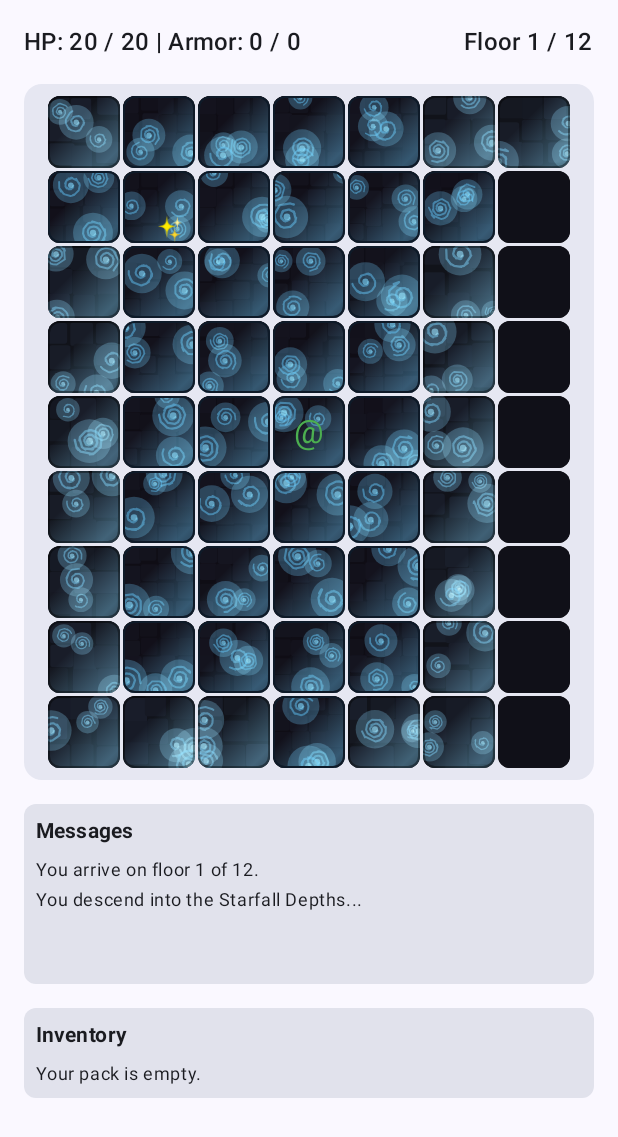
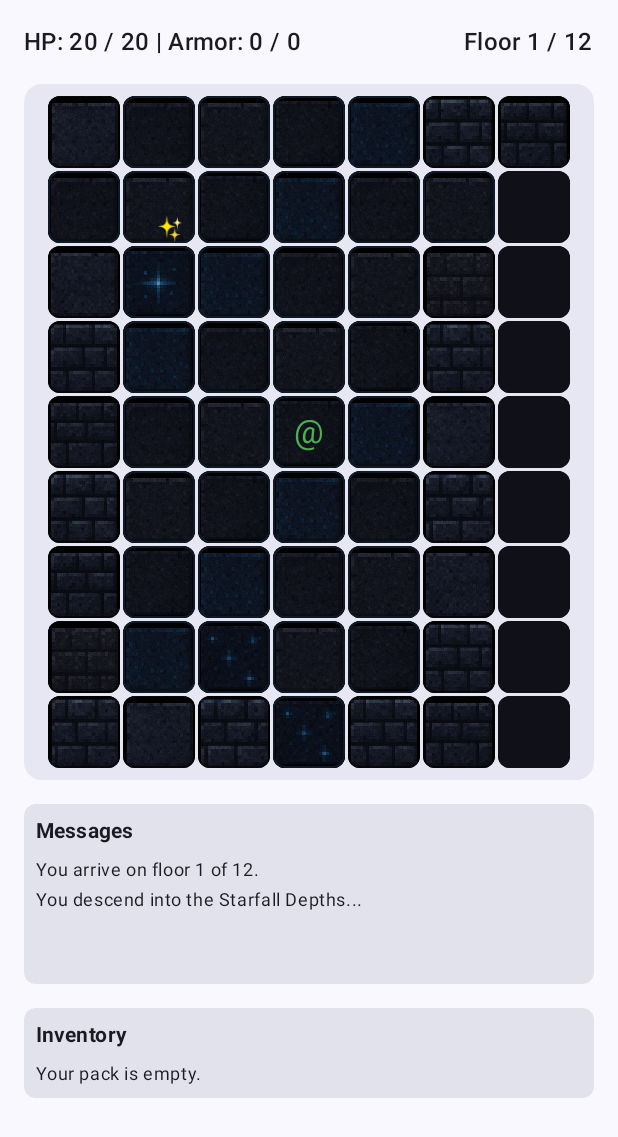
Before and after one commit to twig21337/Starfall, an Android app built with Jetpack Compose: the screen it shows after launch (MainActivity), on a phone screen of 412 x 824 dp. Shown: the top 1137 px of the screen. Run offline under Robolectric (Android 15) with nearby library versions, the phone set to English and light mode, and no system bars.

Commit message:
Use asset-based dungeon tiles

```diff
--- a/app/src/main/java/com/starfall/app/game/DungeonScreen.kt
+++ b/app/src/main/java/com/starfall/app/game/DungeonScreen.kt
@@ -1,17 +1,10 @@
 package com.starfall.app.game
 
-import androidx.compose.animation.core.FastOutSlowInEasing
-import androidx.compose.animation.core.LinearEasing
-import androidx.compose.animation.core.RepeatMode
-import androidx.compose.animation.core.animateFloat
-import androidx.compose.animation.core.infiniteRepeatable
-import androidx.compose.animation.core.rememberInfiniteTransition
-import androidx.compose.animation.core.tween
 import androidx.compose.foundation.BorderStroke
-import androidx.compose.foundation.Canvas
 import androidx.compose.foundation.background
 import androidx.compose.foundation.border
 import androidx.compose.foundation.clickable
+import androidx.compose.foundation.Image
 import androidx.compose.foundation.layout.Arrangement
 import androidx.compose.foundation.layout.Box
 import androidx.compose.foundation.layout.BoxScope
@@ -39,27 +32,16 @@ import androidx.compose.runtime.remember
 import androidx.compose.ui.Alignment
 import androidx.compose.ui.Modifier
 import androidx.compose.ui.draw.clip
-import androidx.compose.ui.geometry.CornerRadius
-import androidx.compose.ui.geometry.Offset
-import androidx.compose.ui.geometry.Size
-import androidx.compose.ui.graphics.Brush
 import androidx.compose.ui.graphics.Color
-import androidx.compose.ui.graphics.Path
-import androidx.compose.ui.graphics.BlendMode
-import androidx.compose.ui.graphics.StrokeCap
-import androidx.compose.ui.graphics.StrokeJoin
-import androidx.compose.ui.graphics.drawscope.Stroke
 import androidx.compose.ui.graphics.graphicsLayer
+import androidx.compose.ui.layout.ContentScale
+import androidx.compose.ui.platform.LocalContext
 import androidx.compose.ui.text.font.FontWeight
 import androidx.compose.ui.text.style.TextAlign
 import androidx.compose.ui.unit.dp
 import com.starfall.core.engine.GameAction
 import com.starfall.core.engine.GameConfig
-import kotlin.math.PI
-import kotlin.math.cos
-import kotlin.math.min
-import kotlin.math.sin
-import kotlin.random.Random
+import com.starfall.core.model.TileType
 
 @Composable
 fun DungeonScreen(
@@ -198,6 +180,8 @@ private fun DungeonGrid(uiState: GameUiState, onTileTapped: (Int, Int) -> Unit)
     val startY = uiState.playerY - halfViewportHeight
     val endXExclusive = startX + viewportWidth
     val endYExclusive = startY + viewportHeight
+    val context = LocalContext.current
+    val spriteProvider = remember(context) { TileSpriteProvider(context.assets) }
 
     Surface(
         tonalElevation = 4.dp,
@@ -218,7 +202,13 @@ private fun DungeonGrid(uiState: GameUiState, onTileTapped: (Int, Int) -> Unit)
                         val tile = row?.getOrNull(x)
                         val entity = tile?.takeIf { it.visible }?.let { entityMap[it.x to it.y] }
                         val items = tile?.let { groundItemMap[it.x to it.y] }
-                        TileCell(tile = tile, entity = entity, groundItems = items, onTileTapped = onTileTapped)
+                        TileCell(
+                            tile = tile,
+                            entity = entity,
+                            groundItems = items,
+                            spriteProvider = spriteProvider,
+                            onTileTapped = onTileTapped
+                        )
                     }
                 }
             }
@@ -231,6 +221,7 @@ private fun TileCell(
     tile: TileUiModel?,
     entity: EntityUiModel?,
     groundItems: List<GroundItemUiModel>?,
+    spriteProvider: TileSpriteProvider,
     onTileTapped: (Int, Int) -> Unit
 ) {
     val modifier = Modifier
@@ -259,7 +250,7 @@ private fun TileCell(
                     .background(Color(0xFF101018))
             )
 
-            else -> AnimatedRunicTile(tile)
+            else -> TexturedTile(tile, spriteProvider)
         }
 
         if (entity != null && tile != null) {
@@ -312,42 +303,16 @@ private fun BoxScope.GroundItemStackBadge(groundItems: List<GroundItemUiModel>)
 }
 
 @Composable
-private fun AnimatedRunicTile(tile: TileUiModel) {
-    val glowTransition = rememberInfiniteTransition(label = "glowTransition")
-    val glowAlpha by glowTransition.animateFloat(
-        initialValue = 0.28f,
-        targetValue = 0.85f,
-        animationSpec = infiniteRepeatable(
-            animation = tween(durationMillis = 1800, easing = FastOutSlowInEasing),
-            repeatMode = RepeatMode.Reverse
-        ),
-        label = "glowAlpha"
-    )
-    val sweepProgress by glowTransition.animateFloat(
-        initialValue = 0f,
-        targetValue = 1f,
-        animationSpec = infiniteRepeatable(
-            animation = tween(durationMillis = 3200, easing = LinearEasing),
-            repeatMode = RepeatMode.Restart
-        ),
-        label = "glowSweep"
-    )
-    val pulse by glowTransition.animateFloat(
-        initialValue = 0.9f,
-        targetValue = 1.12f,
-        animationSpec = infiniteRepeatable(
-            animation = tween(durationMillis = 1500, easing = FastOutSlowInEasing),
-            repeatMode = RepeatMode.Reverse
-        ),
-        label = "pulse"
-    )
-
-    val glowColor = if (tile.type == "WALL") Color(0xFF7CD4FF) else Color(0xFF63C9FF)
-    val stoneColor = if (tile.type == "WALL") Color(0xFF11131A) else Color(0xFF0F0D15)
-    val accentColor = if (tile.type == "WALL") Color(0xFF1E2434) else Color(0xFF191A27)
-
-    val seed = remember(tile.x, tile.y, tile.type) {
-        (tile.x * 92821) xor (tile.y * 68917) xor tile.type.hashCode()
+private fun TexturedTile(tile: TileUiModel, spriteProvider: TileSpriteProvider) {
+    val baseBitmap = remember(tile) {
+        if (tile.type == TileType.WALL.name) {
+            spriteProvider.wallFor(tile)
+        } else {
+            spriteProvider.floorFor(tile)
+        }
+    }
+    val glowBitmap = remember(tile) {
+        if (tile.type == TileType.FLOOR.name) spriteProvider.glowFor(tile) else null
     }
 
     Box(
@@ -356,133 +321,55 @@ private fun AnimatedRunicTile(tile: TileUiModel) {
             .border(
                 BorderStroke(
                     width = 1.dp,
-                    color = if (tile.type == "WALL") Color.Black.copy(alpha = 0.4f) else Color(0xFF0E1A28)
+                    color = if (tile.type == TileType.WALL.name) Color.Black.copy(alpha = 0.4f) else Color(0xFF0E1A28)
                 ),
                 shape = MaterialTheme.shapes.small
             )
     ) {
-        Canvas(
+        if (baseBitmap != null) {
+            Image(
+                bitmap = baseBitmap,
+                contentDescription = "${tile.type.lowercase()} tile",
                 modifier = Modifier
                     .fillMaxSize()
-                .graphicsLayer(alpha = if (tile.visible) 1f else 0.55f)
-        ) {
-            val random = Random(seed)
-            drawRect(color = stoneColor)
-
-            val blockCount = if (tile.type == "WALL") 3 else 4
-            val blockWidth = size.width / blockCount
-            val blockHeight = size.height / blockCount
-
-            for (row in 0 until blockCount) {
-                for (col in 0 until blockCount) {
-                    val jitterX = (random.nextFloat() - 0.5f) * blockWidth * 0.2f
-                    val jitterY = (random.nextFloat() - 0.5f) * blockHeight * 0.2f
-                    val width = blockWidth * (0.85f + random.nextFloat() * 0.25f)
-                    val height = blockHeight * (0.85f + random.nextFloat() * 0.25f)
-                    val topLeft = Offset(
-                        x = col * blockWidth + jitterX,
-                        y = row * blockHeight + jitterY
+                    .graphicsLayer(alpha = if (tile.visible) 1f else 0.55f),
+                contentScale = ContentScale.Crop
             )
-
-                    val shade = stoneColor.mixWith(accentColor, 0.25f + random.nextFloat() * 0.4f)
-                    drawRoundRect(
-                        color = shade,
-                        topLeft = topLeft,
-                        size = Size(width, height),
-                        cornerRadius = CornerRadius(blockWidth * 0.12f, blockHeight * 0.12f)
-                    )
-                }
-            }
-
-            repeat(3) {
-                val radius = min(size.width, size.height) * (0.12f + random.nextFloat() * 0.12f) * pulse
-                val center = Offset(
-                    x = random.nextFloat() * size.width,
-                    y = random.nextFloat() * size.height
-                )
-
-                drawCircle(
-                    color = glowColor.copy(alpha = 0.1f + 0.2f * glowAlpha),
-                    radius = radius * 1.4f,
-                    center = center,
-                    blendMode = BlendMode.Screen
-                )
-
-                val runePath = buildRunePath(random, center, radius)
-                drawPath(
-                    path = runePath,
-                    color = glowColor.copy(alpha = 0.55f * glowAlpha),
-                    style = Stroke(width = radius * 0.15f, cap = StrokeCap.Round, join = StrokeJoin.Round)
-                )
-
-                drawCircle(
-                    color = glowColor.copy(alpha = 0.7f * glowAlpha),
-                    radius = radius * 0.22f,
-                    center = center,
-                    blendMode = BlendMode.Screen
+        } else {
+            Box(
+                modifier = Modifier
+                    .fillMaxSize()
+                    .background(Color(0xFF0A0A10))
             )
         }
 
-            val sweepDistance = size.width + size.height
-            val sweepStart = sweepProgress * sweepDistance - size.height
-            drawRect(
-                brush = Brush.linearGradient(
-                    colors = listOf(
-                        Color.Transparent,
-                        glowColor.copy(alpha = glowAlpha * 0.45f),
-                        Color.Transparent
-                    ),
-                    start = Offset(sweepStart, 0f),
-                    end = Offset(sweepStart + size.height, size.height)
-                ),
-                size = size,
-                blendMode = BlendMode.Screen
+        if (glowBitmap != null) {
+            Image(
+                bitmap = glowBitmap,
+                contentDescription = "glowing floor overlay",
+                modifier = Modifier
+                    .fillMaxSize()
+                    .graphicsLayer(alpha = if (tile.visible) 0.9f else 0.5f),
+                contentScale = ContentScale.Crop
             )
+        }
 
-            if (tile.type == "STAIRS_DOWN") {
-                drawCircle(
-                    color = Color(0xFF34E0A1).copy(alpha = 0.55f + glowAlpha * 0.25f),
-                    radius = min(size.width, size.height) * 0.22f,
-                    center = Offset(size.width * 0.5f, size.height * 0.5f),
-                    blendMode = BlendMode.Screen
+        if (tile.type == TileType.STAIRS_DOWN.name) {
+            Box(
+                modifier = Modifier
+                    .fillMaxSize()
+                    .background(Color(0x8034E0A1))
             )
         }
 
         if (!tile.visible) {
-                drawRect(color = Color(0xFF050507).copy(alpha = 0.5f))
+            Box(
+                modifier = Modifier
+                    .fillMaxSize()
+                    .background(Color(0xFF050507).copy(alpha = 0.5f))
+            )
         }
     }
-    }
-}
-
-private fun buildRunePath(random: Random, center: Offset, radius: Float): Path {
-    val path = Path()
-    val twists = 1.25f + random.nextFloat() * 1.25f
-    val steps = 42
-    for (i in 0..steps) {
-        val t = i / steps.toFloat()
-        val angle = (t * twists * PI * 2.0 + random.nextDouble() * PI / 4).toFloat()
-        val r = radius * (0.2f + 0.75f * t)
-        val x = center.x + cos(angle) * r
-        val y = center.y + sin(angle) * r
-        if (i == 0) {
-            path.moveTo(x, y)
-        } else {
-            path.lineTo(x, y)
-        }
-    }
-
-    return path
-}
-
-private fun Color.mixWith(other: Color, fraction: Float): Color {
-    val clamped = fraction.coerceIn(0f, 1f)
-    return Color(
-        red + (other.red - red) * clamped,
-        green + (other.green - green) * clamped,
-        blue + (other.blue - blue) * clamped,
-        alpha + (other.alpha - alpha) * clamped
-    )
 }
 
 @Composable
--- /dev/null
+++ b/app/src/main/java/com/starfall/app/game/TileSpriteProvider.kt
@@ -0,0 +1,52 @@
+package com.starfall.app.game
+
+import android.content.res.AssetManager
+import android.graphics.BitmapFactory
+import androidx.compose.ui.graphics.ImageBitmap
+import androidx.compose.ui.graphics.asImageBitmap
+import kotlin.math.abs
+import kotlin.random.Random
+
+/**
+ * Loads and provides tile sprites from the bundled asset directories.
+ */
+class TileSpriteProvider(private val assets: AssetManager) {
+
+    private val floorTiles: List<ImageBitmap> = loadBitmaps("tiles/sorted_tiles/floors")
+    private val wallTiles: List<ImageBitmap> = loadBitmaps("tiles/sorted_tiles/walls")
+    private val glowTiles: List<ImageBitmap> = loadBitmaps("tiles/sorted_tiles/glow")
+
+    fun wallFor(tile: TileUiModel): ImageBitmap? = pickFrom(wallTiles, tile.seed())
+
+    fun floorFor(tile: TileUiModel): ImageBitmap? = pickFrom(floorTiles, tile.seed())
+
+    fun glowFor(tile: TileUiModel): ImageBitmap? {
+        if (glowTiles.isEmpty()) return null
+        val rng = Random(tile.seed())
+        // Keep glow occurrences rare to preserve readability.
+        if (rng.nextFloat() > 0.12f) return null
+        return glowTiles[rng.nextInt(glowTiles.size)]
+    }
+
+    private fun loadBitmaps(path: String): List<ImageBitmap> {
+        val files = assets.list(path)?.filter { it.endsWith(".png") }?.sorted().orEmpty()
+        return files.mapNotNull { file ->
+            runCatching {
+                assets.open("$path/$file").use { stream ->
+                    BitmapFactory.decodeStream(stream)?.asImageBitmap()
+                }
+            }.getOrNull()
+        }.filterNotNull()
+    }
+
+    private fun pickFrom(tiles: List<ImageBitmap>, seed: Int): ImageBitmap? {
+        if (tiles.isEmpty()) return null
+        val index = abs(seed % tiles.size)
+        return tiles[index]
+    }
+
+    private fun TileUiModel.seed(): Int {
+        val raw = x * 92821L + y * 68917L + type.hashCode().toLong()
+        return (raw % Int.MAX_VALUE).toInt()
+    }
+}
```
Lines whose indentation alone changed are shown as unchanged.
